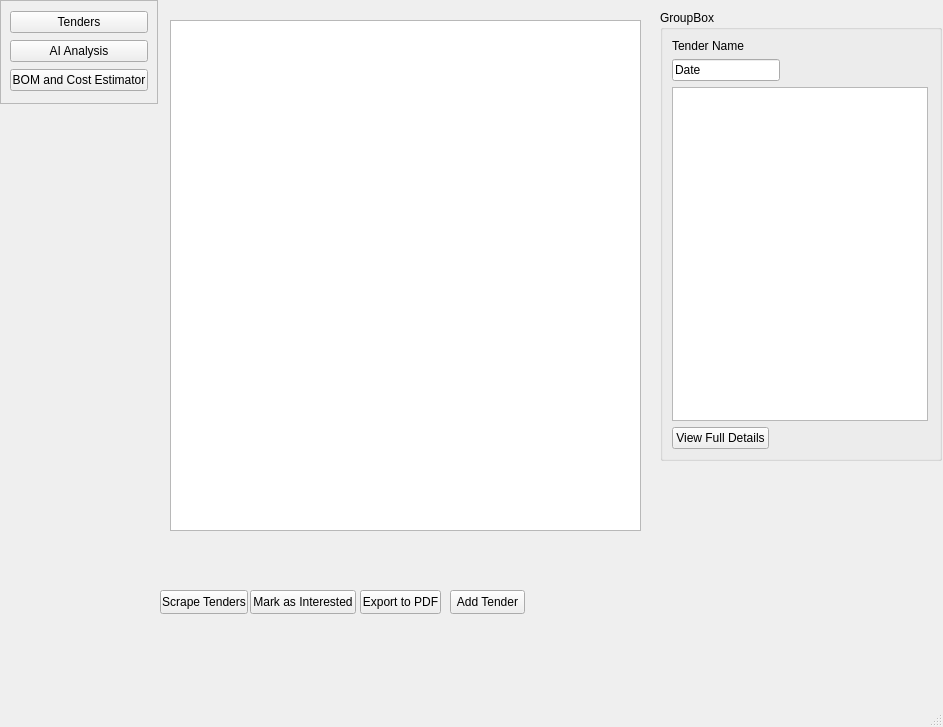
Before: the Qt Designer form UI/Tender.ui in zackkinsman/sheet_metal_scraper, drawn with Qt 5.
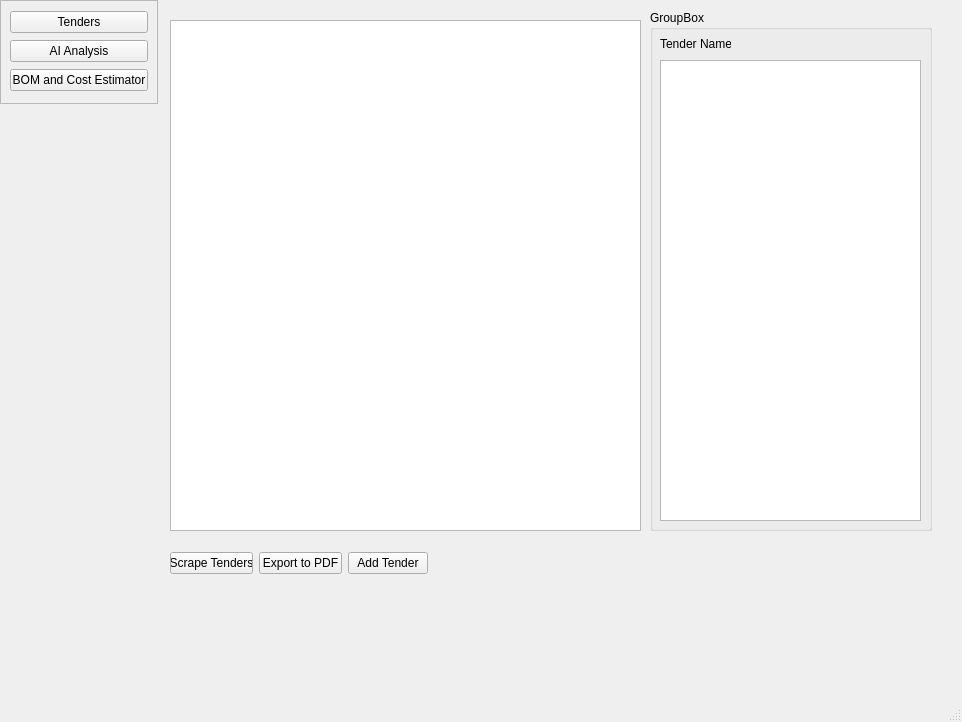
After: the same form once the commit is applied.

Commit message: feat: add tender scraping functionality and enhance UI for better user interaction

```diff
--- a/UI/Tender.ui
+++ b/UI/Tender.ui
@@ -6,8 +6,8 @@
    <rect>
     <x>0</x>
     <y>0</y>
-    <width>943</width>
-    <height>727</height>
+    <width>962</width>
+    <height>722</height>
    </rect>
   </property>
   <property name="windowTitle">
@@ -62,80 +62,38 @@
    <widget class="QGroupBox" name="TenderDetails">
     <property name="geometry">
      <rect>
-      <x>660</x>
+      <x>650</x>
       <y>10</y>
       <width>282</width>
-      <height>451</height>
+      <height>521</height>
      </rect>
     </property>
     <property name="title">
      <string>GroupBox</string>
     </property>
-    <layout class="QFormLayout" name="formLayout">
-     <item row="0" column="0">
-      <widget class="QLabel" name="TenderName">
-       <property name="text">
-        <string>Tender Name</string>
-       </property>
-      </widget>
-     </item>
-     <item row="1" column="0">
-      <widget class="QLineEdit" name="Date">
-       <property name="text">
-        <string>Date</string>
-       </property>
-      </widget>
-     </item>
-     <item row="2" column="0">
-      <widget class="QTextEdit" name="TenderDescription"/>
-     </item>
-     <item row="3" column="0">
-      <widget class="QPushButton" name="pushButton">
-       <property name="text">
-        <string>View Full Details</string>
-       </property>
-      </widget>
-     </item>
-    </layout>
-   </widget>
-   <widget class="QPushButton" name="ScrapeTendersButton">
-    <property name="geometry">
-     <rect>
-      <x>160</x>
-      <y>590</y>
-      <width>88</width>
-      <height>24</height>
-     </rect>
-    </property>
-    <property name="text">
-     <string>Scrape Tenders</string>
-    </property>
-   </widget>
-   <widget class="QPushButton" name="MarkAsInterestedButton">
-    <property name="geometry">
-     <rect>
-      <x>250</x>
-      <y>590</y>
-      <width>106</width>
-      <height>24</height>
-     </rect>
-    </property>
-    <property name="text">
-     <string>Mark as Interested</string>
-    </property>
-   </widget>
-   <widget class="QPushButton" name="ExportToPDFButton">
-    <property name="geometry">
-     <rect>
-      <x>360</x>
-      <y>590</y>
-      <width>81</width>
-      <height>24</height>
-     </rect>
-    </property>
-    <property name="text">
-     <string>Export to PDF</string>
-    </property>
+    <widget class="QLabel" name="TenderName">
+     <property name="geometry">
+      <rect>
+       <x>10</x>
+       <y>26</y>
+       <width>71</width>
+       <height>16</height>
+      </rect>
+     </property>
+     <property name="text">
+      <string>Tender Name</string>
+     </property>
+    </widget>
+    <widget class="QTextEdit" name="TenderExpandedInfo">
+     <property name="geometry">
+      <rect>
+       <x>10</x>
+       <y>50</y>
+       <width>261</width>
+       <height>461</height>
+      </rect>
+     </property>
+    </widget>
    </widget>
    <widget class="QTableView" name="TenderList">
     <property name="geometry">
@@ -147,18 +105,38 @@
      </rect>
     </property>
    </widget>
-   <widget class="QPushButton" name="AddTenderButton">
+   <widget class="QWidget" name="">
     <property name="geometry">
      <rect>
-      <x>450</x>
-      <y>590</y>
-      <width>75</width>
-      <height>24</height>
+      <x>170</x>
+      <y>550</y>
+      <width>258</width>
+      <height>26</height>
      </rect>
     </property>
-    <property name="text">
-     <string>Add Tender</string>
-    </property>
+    <layout class="QHBoxLayout" name="horizontalLayout">
+     <item>
+      <widget class="QPushButton" name="ScrapeTendersButton">
+       <property name="text">
+        <string>Scrape Tenders</string>
+       </property>
+      </widget>
+     </item>
+     <item>
+      <widget class="QPushButton" name="ExportToPDFButton">
+       <property name="text">
+        <string>Export to PDF</string>
+       </property>
+      </widget>
+     </item>
+     <item>
+      <widget class="QPushButton" name="AddTenderButton">
+       <property name="text">
+        <string>Add Tender</string>
+       </property>
+      </widget>
+     </item>
+    </layout>
    </widget>
   </widget>
   <widget class="QMenuBar" name="menubar">
```
Left out of the diff: 4 changed lines with no effect on the pictures. The commit also changes 7 other files.
